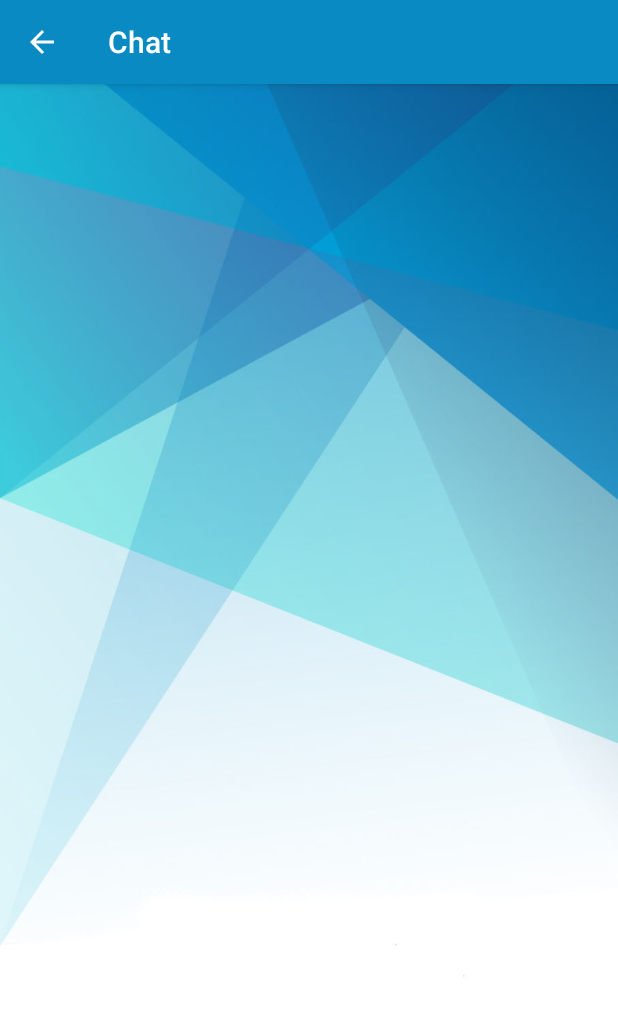
After one commit to iceferal/project-android, an Android app: the ChatActivity screen opened directly, with no data from a screen before it, on a phone screen of 412 x 824 dp. The commit adds this screen. Shown: the top 1016 px of the screen. Run offline under Robolectric (Android 15) with nearby library versions, the phone set to English and light mode, and no system bars.

Commit message:
all activities

```diff
--- /dev/null
+++ b/app/src/main/java/com/iceferal/project/ChatActivity.java
@@ -0,0 +1,22 @@
+package com.iceferal.project;
+
+
+import android.os.Bundle;
+import androidx.appcompat.app.AppCompatActivity;
+import androidx.appcompat.widget.Toolbar;
+
+public class ChatActivity extends AppCompatActivity {
+
+    @Override
+    protected void onCreate(Bundle savedInstanceState) {
+        super.onCreate(savedInstanceState);
+        setContentView(R.layout.activity_chat);
+
+        Toolbar toolbar = (Toolbar) findViewById(R.id.chat_toolbar);
+        setSupportActionBar(toolbar);
+        getSupportActionBar().setTitle("Chat");
+        getSupportActionBar().setDisplayHomeAsUpEnabled(true);
+
+
+    }
+}
--- a/app/src/main/java/com/iceferal/project/DriveActivity.java
+++ b/app/src/main/java/com/iceferal/project/DriveActivity.java
@@ -14,7 +14,7 @@ public class DriveActivity extends AppCompatActivity {
 
         Toolbar toolbar = (Toolbar) findViewById(R.id.drive_toolbar);
         setSupportActionBar(toolbar);
-        getSupportActionBar().setTitle("DRIVE");
+        getSupportActionBar().setTitle("Drive");
         getSupportActionBar().setDisplayHomeAsUpEnabled(true);
 
 
--- /dev/null
+++ b/app/src/main/res/layout/activity_chat.xml
@@ -0,0 +1,30 @@
+<?xml version="1.0" encoding="utf-8"?>
+<androidx.drawerlayout.widget.DrawerLayout
+    xmlns:android="http://schemas.android.com/apk/res/android"
+    xmlns:app="http://schemas.android.com/apk/res-auto"
+    xmlns:tools="http://schemas.android.com/tools"
+    android:background="@drawable/backapi"
+    android:id="@+id/chat_layout"
+    android:layout_width="match_parent"
+    android:layout_height="match_parent"
+    android:fitsSystemWindows="true"
+    tools:openDrawer="start">
+
+    <LinearLayout
+        android:layout_width="match_parent"
+        android:layout_height="match_parent"
+        android:orientation="vertical" >
+
+        <androidx.appcompat.widget.Toolbar
+            android:id="@+id/chat_toolbar"
+            android:layout_width="match_parent"
+            android:layout_height="?attr/actionBarSize"
+            android:background="@color/colorSecondary"
+            android:theme="?attr/actionBarTheme"
+            app:popupTheme="@style/ThemeOverlay.AppCompat.Light"
+            android:elevation="4dp"/>
+
+
+    </LinearLayout>
+
+</androidx.drawerlayout.widget.DrawerLayout>
```
Also changed, not shown: app/src/main/AndroidManifest.xml (+9 -0 lines), app/src/main/java/com/iceferal/project/FriendsActivity.java (added, +22 -0 lines), app/src/main/java/com/iceferal/project/HomeActivity.java (+9 -3 lines), app/src/main/java/com/iceferal/project/ProfilActivity.java (added, +22 -0 lines), app/src/main/res/layout/activity_friends.xml (added, +30 -0 lines), app/src/main/res/layout/activity_profil.xml (added, +30 -0 lines).
